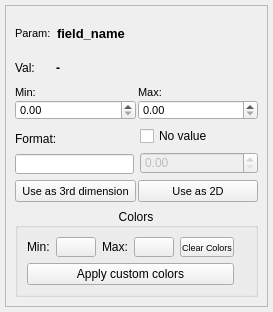
Above: widgets/SubstateDisplayWidget.ui from dmacri/OOpenCal-Viewer before the change. Below: the same form after it.
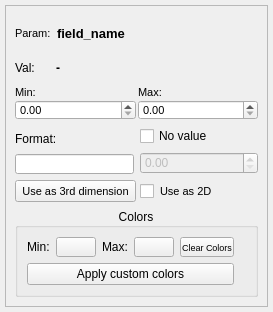
That is the form after the change.

Commit message: Replaced button with checkbox

```diff
--- a/widgets/SubstateDisplayWidget.ui
+++ b/widgets/SubstateDisplayWidget.ui
@@ -362,7 +362,7 @@
          </widget>
         </item>
         <item>
-         <widget class="QPushButton" name="use2dButton">
+         <widget class="QCheckBox" name="use2dButton">
           <property name="maximumSize">
            <size>
             <width>16777215</width>
@@ -370,7 +370,7 @@
            </size>
           </property>
           <property name="styleSheet">
-           <string notr="true">QPushButton { font-size: 8pt; padding: 2px; }</string>
+           <string notr="true">QCheckBox { font-size: 8pt; padding: 2px; }</string>
           </property>
           <property name="text">
            <string>Use as 2D</string>
```
The commit also changes 6 other files.
